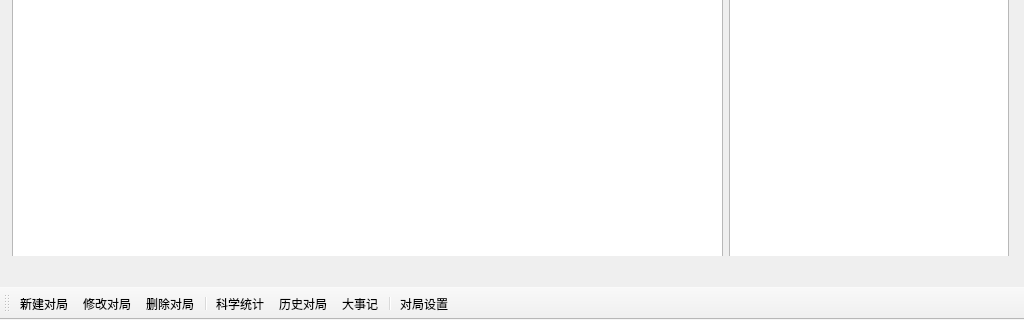
Qt form UI/mainwindow.ui (JikanHou/MajCalc) before a commit; both pictures show x 0 to 1024 and y 448 to 768 of the 1024 by 768 pixel window.
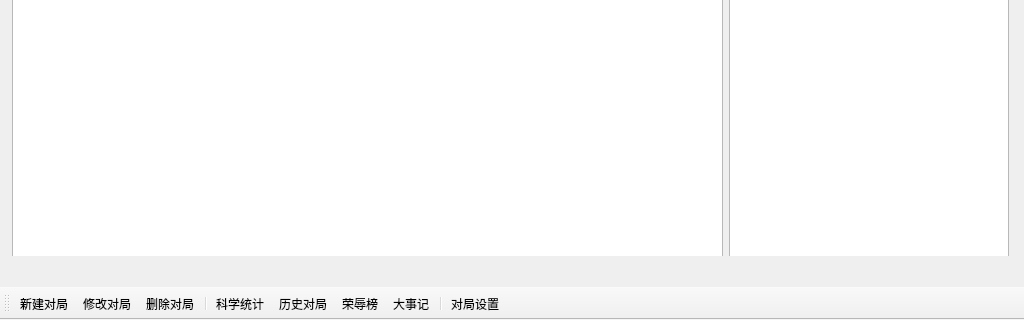
The same form after that commit. Icons and pictures are not drawn.

Commit message:
初步完成了荣辱榜
荣辱榜模块初步完成
修复了不能按受害人查找大事记的bug
修改了数据库处理方式，现在链接数据库的次数更少了

Diff of the .ui file:
```diff
--- a/UI/mainwindow.ui
+++ b/UI/mainwindow.ui
@@ -309,6 +309,7 @@
    <addaction name="separator"/>
    <addaction name="resultStatistic"/>
    <addaction name="gameHistory"/>
+   <addaction name="HonorAction"/>
    <addaction name="bigEvent"/>
    <addaction name="separator"/>
    <addaction name="settings"/>
@@ -404,6 +405,15 @@
     <string>历史对局</string>
    </property>
   </action>
+  <action name="HonorAction">
+   <property name="icon">
+    <iconset resource="../Icons.qrc">
+     <normaloff>:/Icons/honor.png</normaloff>:/Icons/honor.png</iconset>
+   </property>
+   <property name="text">
+    <string>荣辱榜</string>
+   </property>
+  </action>
  </widget>
  <resources>
   <include location="../Icons.qrc"/>
```
The commit also changes 15 other files.
